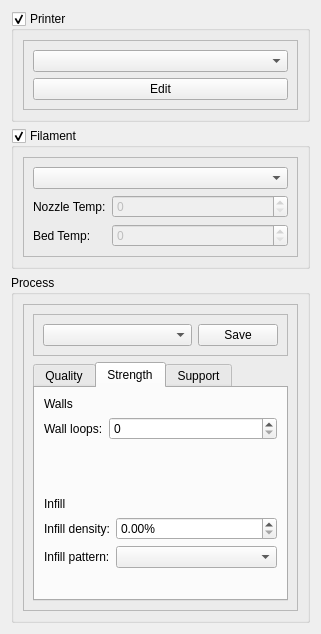
gbeck139/octopus, file gui/tabs/prepare/SettingsMenuWidget/settingsmenuwidget.ui: the form before one commit.
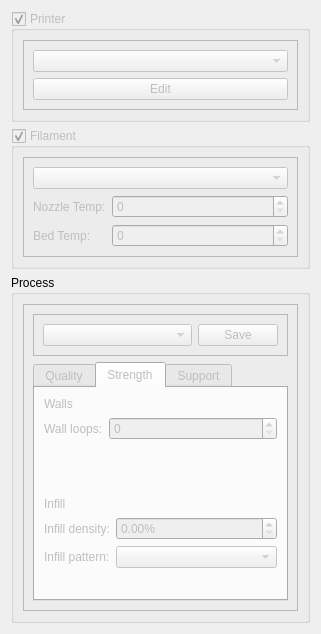
The form after the commit. The open tabs and pages were chosen to show the change.

Commit message:
[GUI] Changed UI so user is unable to edit/change printing settings
Disabled for hardcoded reasons

Diff of the .ui file:
```diff
--- a/gui/tabs/prepare/SettingsMenuWidget/settingsmenuwidget.ui
+++ b/gui/tabs/prepare/SettingsMenuWidget/settingsmenuwidget.ui
@@ -16,6 +16,9 @@
   <layout class="QVBoxLayout" name="verticalLayout">
    <item>
     <widget class="QGroupBox" name="printerSettings">
+     <property name="enabled">
+      <bool>false</bool>
+     </property>
      <property name="title">
       <string>Printer</string>
      </property>
@@ -35,14 +38,14 @@
          <item>
           <widget class="QComboBox" name="printerCombo">
            <property name="enabled">
-            <bool>true</bool>
+            <bool>false</bool>
            </property>
           </widget>
          </item>
          <item>
           <widget class="QPushButton" name="editPrinterButton">
            <property name="enabled">
-            <bool>true</bool>
+            <bool>false</bool>
            </property>
            <property name="text">
             <string>Edit</string>
@@ -57,6 +60,9 @@
    </item>
    <item>
     <widget class="QGroupBox" name="filamentSettings">
+     <property name="enabled">
+      <bool>false</bool>
+     </property>
      <property name="title">
       <string>Filament</string>
      </property>
@@ -74,7 +80,11 @@
         </property>
         <layout class="QVBoxLayout" name="verticalLayout_8">
          <item>
-          <widget class="QComboBox" name="filamentSelector"/>
+          <widget class="QComboBox" name="filamentSelector">
+           <property name="enabled">
+            <bool>false</bool>
+           </property>
+          </widget>
          </item>
          <item>
           <layout class="QFormLayout" name="formLayout">
@@ -87,6 +97,9 @@
            </item>
            <item row="1" column="0">
             <widget class="QLabel" name="bedTempLabel">
+             <property name="enabled">
+              <bool>false</bool>
+             </property>
              <property name="text">
               <string>Bed Temp:</string>
              </property>
@@ -101,6 +114,9 @@
            </item>
            <item row="0" column="0">
             <widget class="QLabel" name="nozzleTempLabel">
+             <property name="enabled">
+              <bool>false</bool>
+             </property>
              <property name="text">
               <string>Nozzle Temp:</string>
              </property>
@@ -147,14 +163,14 @@
             <item>
              <widget class="QComboBox" name="processPresetsSelector">
               <property name="enabled">
-               <bool>true</bool>
+               <bool>false</bool>
               </property>
              </widget>
             </item>
             <item>
              <widget class="QPushButton" name="saveButton">
               <property name="enabled">
-               <bool>true</bool>
+               <bool>false</bool>
               </property>
               <property name="text">
                <string>Save</string>
@@ -167,7 +183,7 @@
          <item>
           <widget class="QTabWidget" name="tabWidget">
            <property name="enabled">
-            <bool>true</bool>
+            <bool>false</bool>
            </property>
            <property name="currentIndex">
             <number>0</number>
@@ -252,7 +268,7 @@
                <item row="1" column="0">
                 <widget class="QLabel" name="infillPatternLabel">
                  <property name="enabled">
-                  <bool>true</bool>
+                  <bool>false</bool>
                  </property>
                  <property name="text">
                   <string>Infill pattern:</string>
@@ -262,7 +278,7 @@
                <item row="1" column="1">
                 <widget class="QComboBox" name="infillPatternComboBox">
                  <property name="enabled">
-                  <bool>true</bool>
+                  <bool>false</bool>
                  </property>
                 </widget>
                </item>
```
Left out of the diff: 4 changed lines with no effect on the pictures. The commit also changes 1 other file.
